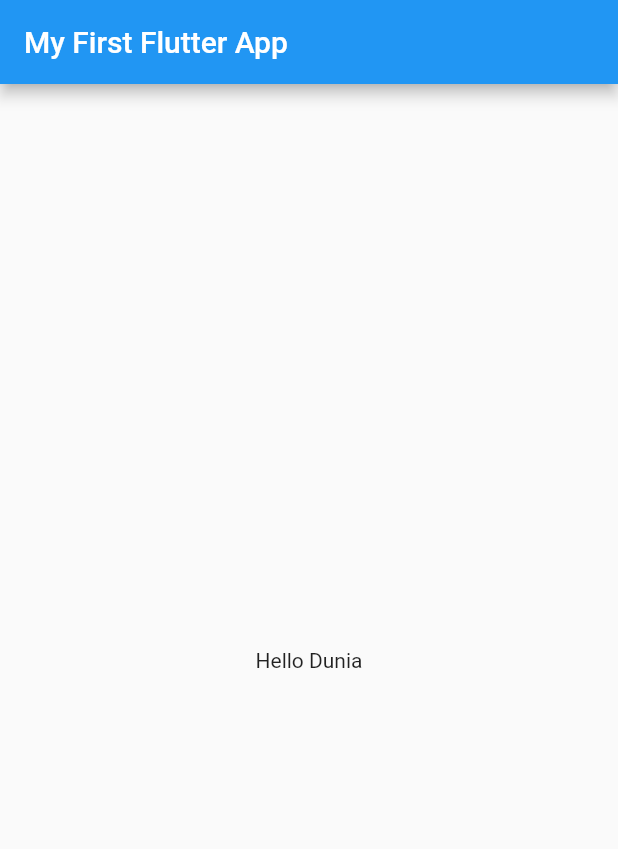
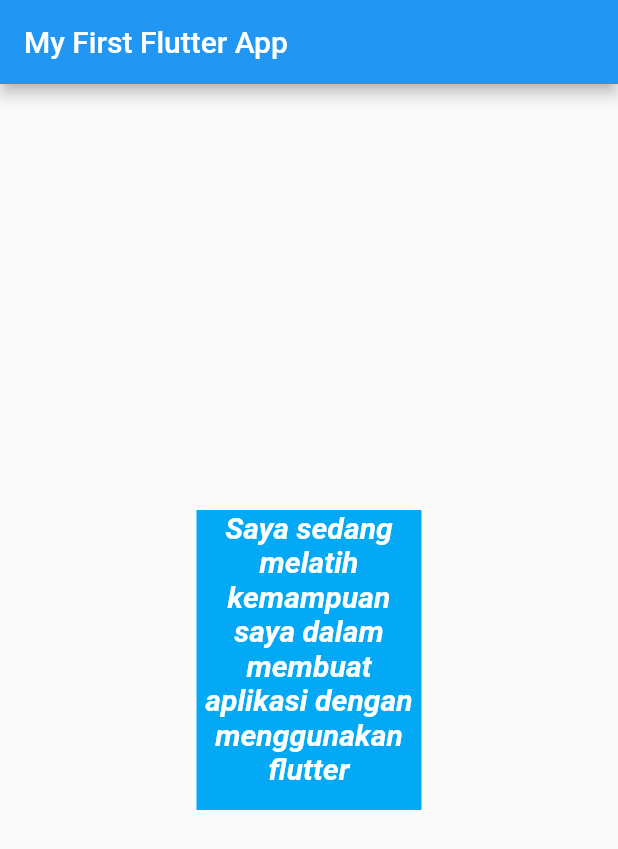
Before and after one commit to Dwisatriapatra/MyFirstFlutterApp, a Flutter app: the screen it shows after launch, on a phone screen of 412 x 824 dp. Shown: the top 849 px of the screen. Run offline on Flutter 3.47's test engine with Material 2 defaults, Android fonts, the phone set to English and light mode, and no system bars.

Commit message:
TextWidget

```diff
--- a/lib/main.dart
+++ b/lib/main.dart
@@ -9,8 +9,23 @@ class MyFlutterApp extends StatelessWidget {
   Widget build(BuildContext context) {
     return MaterialApp(
       home: Scaffold(
-        appBar: AppBar(title: Text("My First Flutter App"),),
-        body: Center(child: Text("Hello Dunia"),),
+        appBar: AppBar(
+          title: Text("My First Flutter App"),
+        ),
+        body: Center(
+            child: Container(
+          color: Colors.lightBlue,
+          width: 150,
+          height: 200,
+          child: Text(
+            "Saya sedang melatih kemampuan saya dalam membuat aplikasi dengan menggunakan flutter",
+            //overflow: TextOverflow.ellipsis,
+            //softWrap: false,
+            textAlign: TextAlign.center,
+            //maxLines: 2,
+            style: TextStyle(color: Colors.white, fontStyle: FontStyle.italic, fontWeight: FontWeight.bold, fontSize: 20),
+          ),
+        )),
       ),
     );
   }
```
